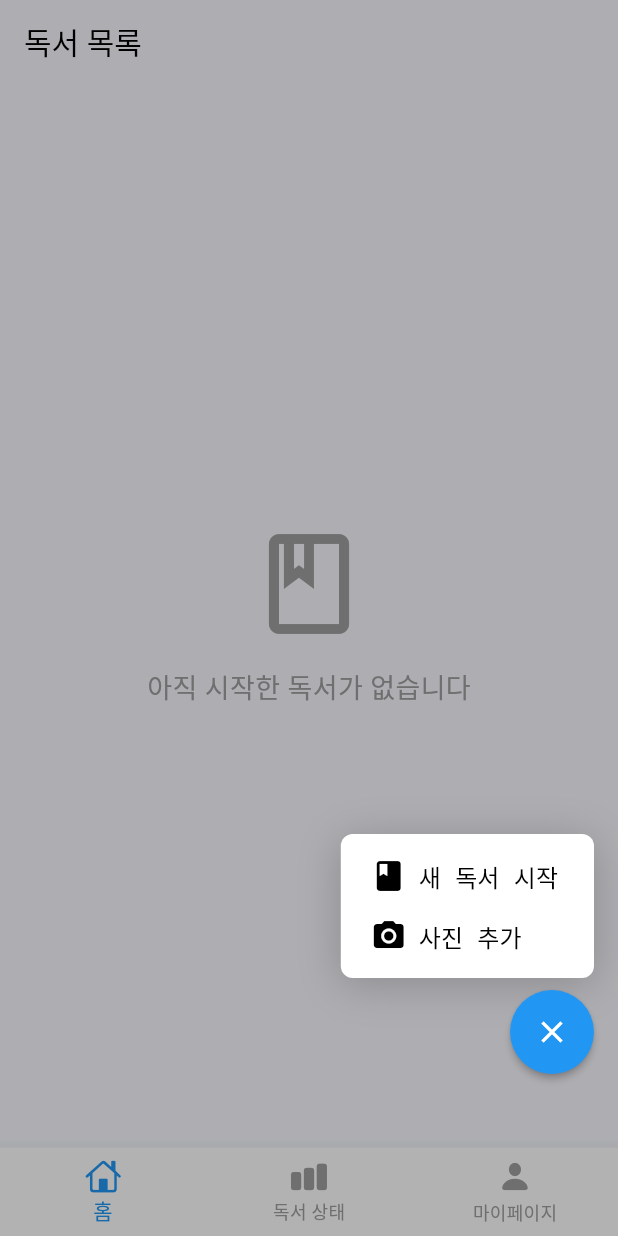
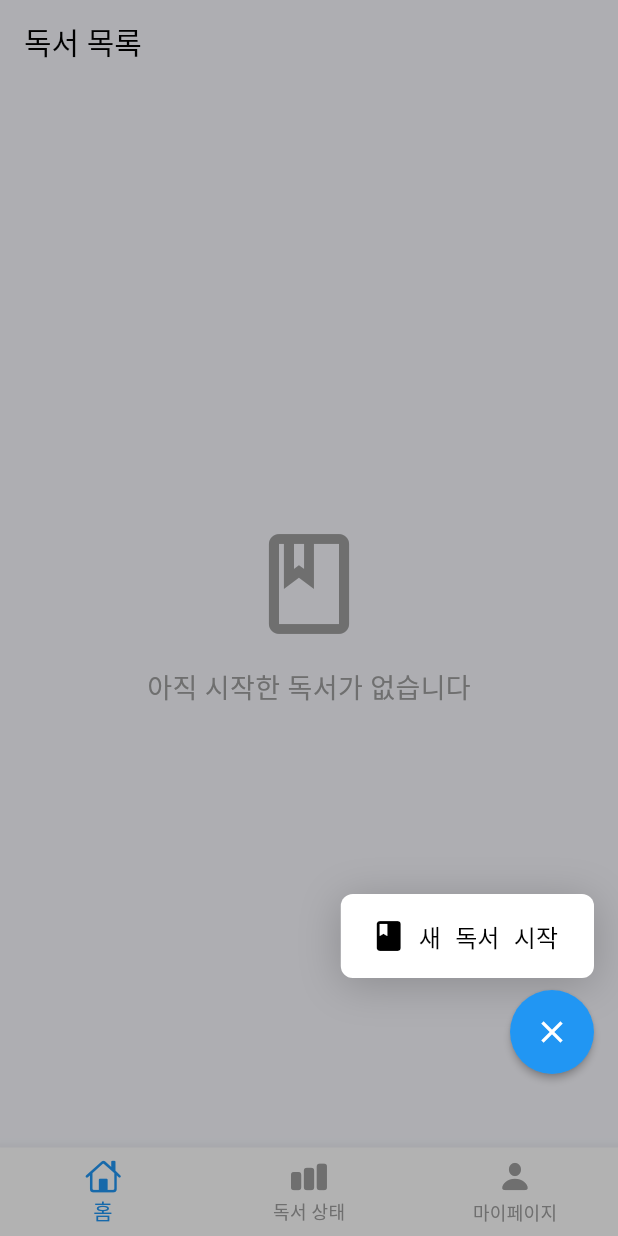
Before and after one commit to lbo728/lit-goal, a Flutter app: the screen it shows once a user with an empty profile is signed in, after a tap on the "add" icon, on a phone screen of 412 x 824 dp. Run offline on Flutter 3.47's test engine with Material 3 defaults, Android fonts, the phone set to English and light mode, and no system bars; our stand-ins replace fl_chart, flutter_dotenv, image_picker, supabase_flutter; accounts and stored records are empty.

Commit message:
fix(Main): comment out photo at FAB

```diff
--- a/lib/main.dart
+++ b/lib/main.dart
@@ -229,41 +229,41 @@ class _MainScreenState extends State<MainScreen> {
                               ),
                             ),
                           ),
-                          GestureDetector(
-                            onTap: () {
-                              setState(() {
-                                _isDropdownOpen = false;
-                              });
-                            },
-                            child: Container(
-                              padding: const EdgeInsets.only(
-                                left: 12,
-                                right: 16,
-                                top: 8,
-                                bottom: 8,
-                              ),
-                              child: const Row(
-                                children: [
-                                  Icon(
-                                    Icons.camera_alt,
-                                    color: Colors.black,
-                                  ),
-                                  SizedBox(
-                                    width: 8,
-                                  ),
-                                  Text(
-                                    '사진 추가',
-                                    style: TextStyle(
-                                      fontSize: 16,
-                                      fontWeight: FontWeight.w400,
-                                      color: Colors.black,
-                                      decoration: TextDecoration.none,
-                                    ),
-                                  ),
-                                ],
-                              ),
-                            ),
-                          ),
+                          // GestureDetector(
+                          //   onTap: () {
+                          //     setState(() {
+                          //       _isDropdownOpen = false;
+                          //     });
+                          //   },
+                          //   child: Container(
+                          //     padding: const EdgeInsets.only(
+                          //       left: 12,
+                          //       right: 16,
+                          //       top: 8,
+                          //       bottom: 8,
+                          //     ),
+                          //     child: const Row(
+                          //       children: [
+                          //         Icon(
+                          //           Icons.camera_alt,
+                          //           color: Colors.black,
+                          //         ),
+                          //         SizedBox(
+                          //           width: 8,
+                          //         ),
+                          //         Text(
+                          //           '사진 추가',
+                          //           style: TextStyle(
+                          //             fontSize: 16,
+                          //             fontWeight: FontWeight.w400,
+                          //             color: Colors.black,
+                          //             decoration: TextDecoration.none,
+                          //           ),
+                          //         ),
+                          //       ],
+                          //     ),
+                          //   ),
+                          // ),
                         ],
                       ),
                     ),
```
